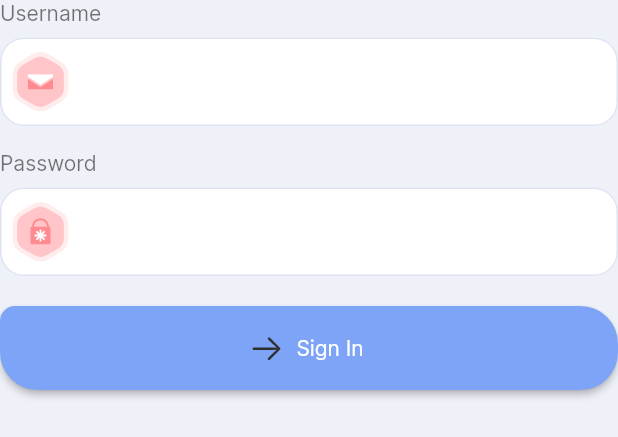
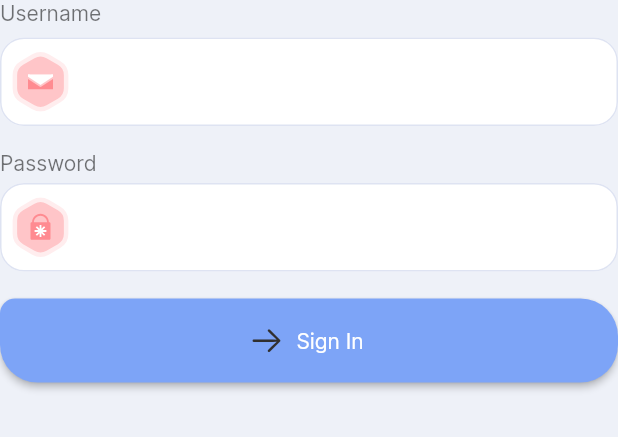
Before and after one commit to JohnGastone/Skilika, a Flutter app: the SignInForm widget shown alone on an empty page, opened directly, on a phone screen of 412 x 824 dp. Shown: the top 437 px of the screen. Run offline on Flutter 3.47's test engine with Material 2 defaults, Android fonts, the light colour scheme and no system bars; our stand-ins replace flutter_svg, rive.

Commit message:
Noon commit

```diff
--- a/lib/screens/onboarding/components/sign_in_dialog.dart
+++ b/lib/screens/onboarding/components/sign_in_dialog.dart
@@ -42,7 +42,7 @@ void showCustomDialog(BuildContext context, {required ValueChanged onValue}) {
                 Column(
                   children: [
                     SizedBox(
-                      height: 60,
+                      height: 50,
                     ),
                     const Text(
                       "Sign in",
--- a/lib/screens/onboarding/components/sign_in_form.dart
+++ b/lib/screens/onboarding/components/sign_in_form.dart
@@ -128,7 +128,7 @@ class _SignInFormState extends State<SignInForm> {
                 ),
               ),
               Padding(
-                padding: const EdgeInsets.only(top: 8, bottom: 12),
+                padding: const EdgeInsets.only(top: 5, bottom: 10),
                 child: TextFormField(
                   obscureText: true,
                   validator: (value) {
```
